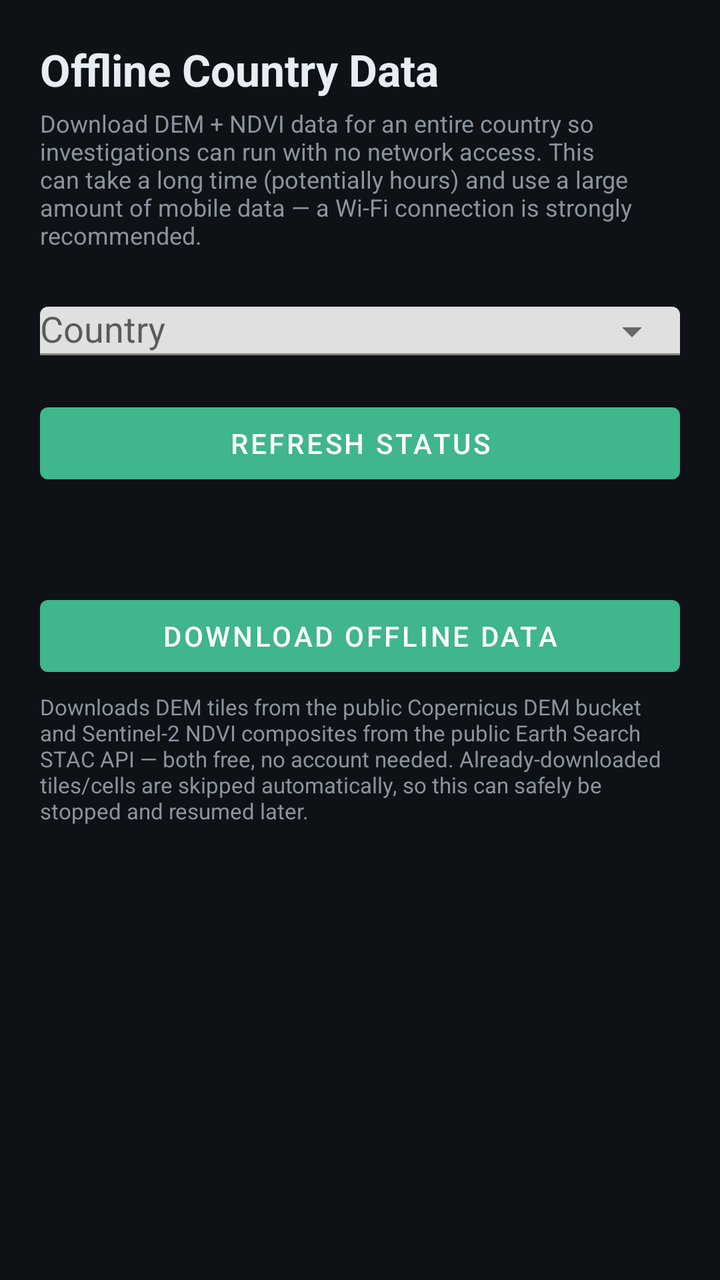
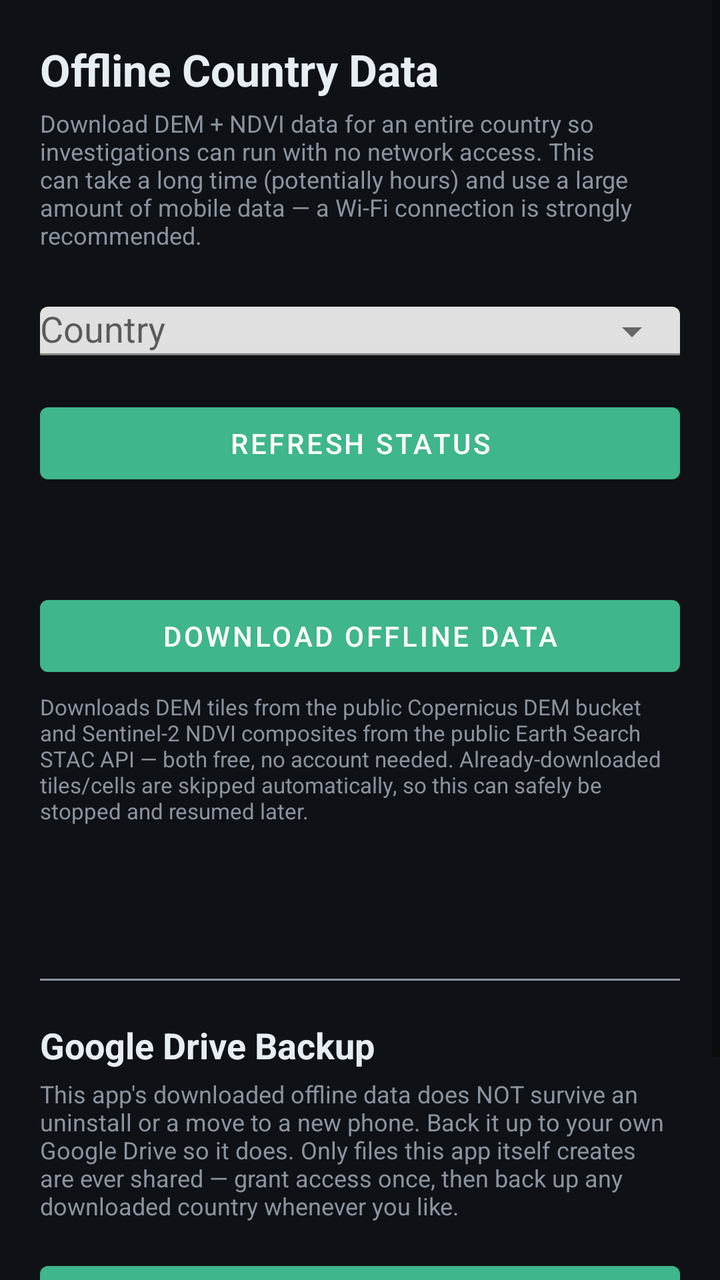

Compare the two renders of this Android layout. The source of the first and the diff that turns it into the second are given below.
<!-- AndroidManifest.xml: application theme Theme.AriyanGeoAi -->
<!-- res/layout/activity_offline_data.xml -->
<?xml version="1.0" encoding="utf-8"?>
<ScrollView xmlns:android="http://schemas.android.com/apk/res/android"
    xmlns:app="http://schemas.android.com/apk/res-auto"
    android:layout_width="match_parent"
    android:layout_height="match_parent"
    android:background="@color/ariyan_bg"
    android:fillViewport="true">

    <LinearLayout
        android:layout_width="match_parent"
        android:layout_height="wrap_content"
        android:orientation="vertical"
        android:padding="20dp">

        <TextView
            android:layout_width="match_parent"
            android:layout_height="wrap_content"
            android:text="@string/offline_data_title"
            android:textColor="@color/ariyan_text_primary"
            android:textSize="22sp"
            android:textStyle="bold"
            android:paddingBottom="4dp" />

        <TextView
            android:layout_width="match_parent"
            android:layout_height="wrap_content"
            android:text="@string/offline_data_notice"
            android:textColor="@color/ariyan_text_secondary"
            android:textSize="12sp"
            android:paddingBottom="16dp" />

        <com.google.android.material.textfield.TextInputLayout
            android:layout_width="match_parent"
            android:layout_height="wrap_content"
            android:hint="@string/hint_offline_country"
            app:endIconMode="dropdown_menu">
            <AutoCompleteTextView
                android:id="@+id/inputCountry"
                android:layout_width="match_parent"
                android:layout_height="wrap_content"
                android:inputType="none" />
        </com.google.android.material.textfield.TextInputLayout>

        <com.google.android.material.button.MaterialButton
            android:id="@+id/buttonRefreshStatus"
            android:layout_width="match_parent"
            android:layout_height="wrap_content"
            android:layout_marginTop="8dp"
            android:text="@string/refresh_offline_status" />

        <TextView
            android:id="@+id/textCountrySummary"
            android:layout_width="match_parent"
            android:layout_height="wrap_content"
            android:layout_marginTop="12dp"
            android:fontFamily="monospace"
            android:textColor="@color/ariyan_text_secondary"
            android:textSize="12sp"
            android:textIsSelectable="true" />

        <com.google.android.material.button.MaterialButton
            android:id="@+id/buttonDownload"
            android:layout_width="match_parent"
            android:layout_height="wrap_content"
            android:layout_marginTop="20dp"
            android:text="@string/download_offline_data"
            app:backgroundTint="@color/ariyan_accent" />

        <TextView
            android:id="@+id/textDownloadNotice"
            android:layout_width="match_parent"
            android:layout_height="wrap_content"
            android:text="@string/offline_download_notice"
            android:textColor="@color/ariyan_text_secondary"
            android:textSize="11sp"
            android:paddingTop="4dp" />

        <ProgressBar
            android:id="@+id/progressBarOffline"
            style="?android:attr/progressBarStyleHorizontal"
            android:layout_width="match_parent"
            android:layout_height="wrap_content"
            android:layout_marginTop="16dp"
            android:max="100"
            android:progress="0"
            android:visibility="gone" />

        <TextView
            android:id="@+id/textDownloadStatus"
            android:layout_width="match_parent"
            android:layout_height="wrap_content"
            android:layout_marginTop="8dp"
            android:fontFamily="monospace"
            android:textColor="@color/ariyan_accent"
            android:textSize="12sp"
            android:textIsSelectable="true" />

        <TextView
            android:id="@+id/textDownloadResult"
            android:layout_width="match_parent"
            android:layout_height="wrap_content"
            android:layout_marginTop="12dp"
            android:fontFamily="monospace"
            android:textColor="@color/ariyan_text_secondary"
            android:textSize="12sp"
            android:textIsSelectable="true" />

    </LinearLayout>
</ScrollView>
<!-- resources referenced by this layout -->
<resources>
  <color name="ariyan_accent">#3FB68B</color>
  <color name="ariyan_bg">#0E1116</color>
  <color name="ariyan_text_primary">#E6EDF3</color>
  <color name="ariyan_text_secondary">#8B949E</color>
  <string name="download_offline_data">Download offline data</string>
  <string name="hint_offline_country">Country</string>
  <string name="offline_data_notice">Download DEM + NDVI data for an entire country so investigations can run with no network access. This can take a long time (potentially hours) and use a large amount of mobile data — a Wi-Fi connection is strongly recommended.</string>
  <string name="offline_data_title">Offline Country Data</string>
  <string name="offline_download_notice">Downloads DEM tiles from the public Copernicus DEM bucket and Sentinel-2 NDVI composites from the public Earth Search STAC API — both free, no account needed. Already-downloaded tiles/cells are skipped automatically, so this can safely be stopped and resumed later.</string>
  <string name="refresh_offline_status">Refresh status</string>
  <style name="Theme.AriyanGeoAi" parent="Theme.MaterialComponents.DayNight.NoActionBar">
          <item name="colorPrimary">@color/ariyan_accent</item>
          <item name="colorPrimaryDark">@color/ariyan_bg</item>
          <item name="colorAccent">@color/ariyan_accent</item>
          <item name="android:windowBackground">@color/ariyan_bg</item>
          <item name="android:statusBarColor" tools:targetApi="l">@color/ariyan_bg</item>
      </style>
</resources>

<!-- the commit's change to res/layout/activity_offline_data.xml (unified diff, before → after) -->
@@ -105,5 +105,63 @@
             android:textSize="12sp"
             android:textIsSelectable="true" />
 
+        <View
+            android:layout_width="match_parent"
+            android:layout_height="1dp"
+            android:layout_marginTop="24dp"
+            android:background="@color/ariyan_text_secondary" />
+
+        <TextView
+            android:layout_width="match_parent"
+            android:layout_height="wrap_content"
+            android:layout_marginTop="20dp"
+            android:text="@string/drive_backup_title"
+            android:textColor="@color/ariyan_text_primary"
+            android:textSize="18sp"
+            android:textStyle="bold"
+            android:paddingBottom="4dp" />
+
+        <TextView
+            android:layout_width="match_parent"
+            android:layout_height="wrap_content"
+            android:text="@string/drive_backup_notice"
+            android:textColor="@color/ariyan_text_secondary"
+            android:textSize="12sp"
+            android:paddingBottom="16dp" />
+
+        <com.google.android.material.button.MaterialButton
+            android:id="@+id/buttonGrantDriveAccess"
+            android:layout_width="match_parent"
+            android:layout_height="wrap_content"
+            android:text="@string/grant_drive_access" />
+
+        <com.google.android.material.button.MaterialButton
+            android:id="@+id/buttonBackupDrive"
+            android:layout_width="match_parent"
+            android:layout_height="wrap_content"
+            android:layout_marginTop="8dp"
+            android:text="@string/backup_to_drive"
+            app:backgroundTint="@color/ariyan_accent" />
+
+        <ProgressBar
+            android:id="@+id/progressBarDrive"
+            style="?android:attr/progressBarStyleHorizontal"
+            android:layout_width="match_parent"
+            android:layout_height="wrap_content"
+            android:layout_marginTop="16dp"
+            android:max="100"
+            android:progress="0"
+            android:visibility="gone" />
+
+        <TextView
+            android:id="@+id/textDriveStatus"
+            android:layout_width="match_parent"
+            android:layout_height="wrap_content"
+            android:layout_marginTop="8dp"
+            android:fontFamily="monospace"
+            android:textColor="@color/ariyan_accent"
+            android:textSize="12sp"
+            android:textIsSelectable="true" />
+
     </LinearLayout>
 </ScrollView>
<!-- resource entries referenced after the edit -->
@@ -4,7 +4,11 @@
   <color name="ariyan_bg">#0E1116</color>
   <color name="ariyan_text_primary">#E6EDF3</color>
   <color name="ariyan_text_secondary">#8B949E</color>
+  <string name="backup_to_drive">Back up this country to Drive</string>
   <string name="download_offline_data">Download offline data</string>
+  <string name="drive_backup_notice">This app\'s downloaded offline data does NOT survive an uninstall or a move to a new phone. Back it up to your own Google Drive so it does. Only files this app itself creates are ever shared — grant access once, then back up any downloaded country whenever you like.</string>
+  <string name="drive_backup_title">Google Drive Backup</string>
+  <string name="grant_drive_access">Grant Google Drive access</string>
   <string name="hint_offline_country">Country</string>
   <string name="offline_data_notice">Download DEM + NDVI data for an entire country so investigations can run with no network access. This can take a long time (potentially hours) and use a large amount of mobile data — a Wi-Fi connection is strongly recommended.</string>
   <string name="offline_data_title">Offline Country Data</string>
